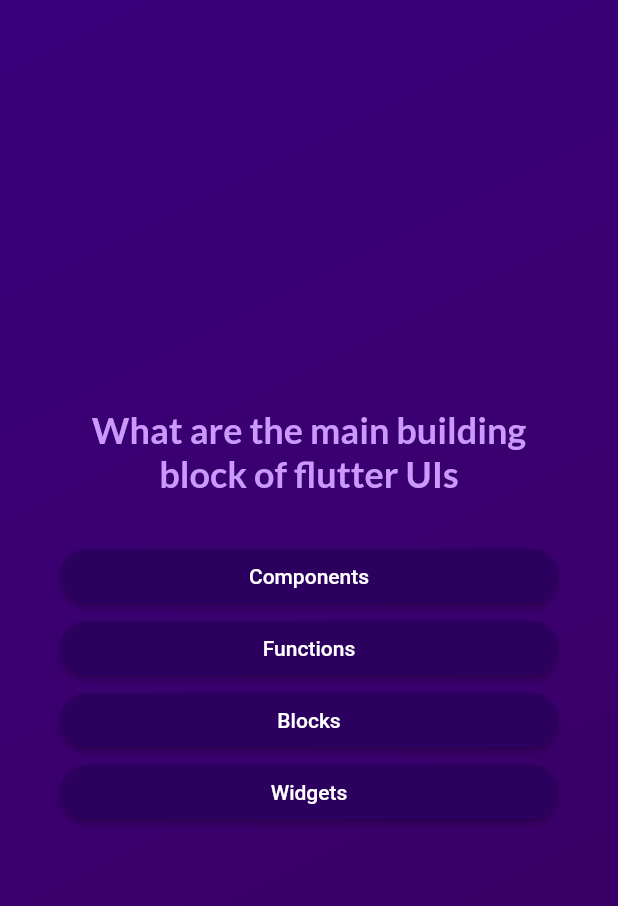
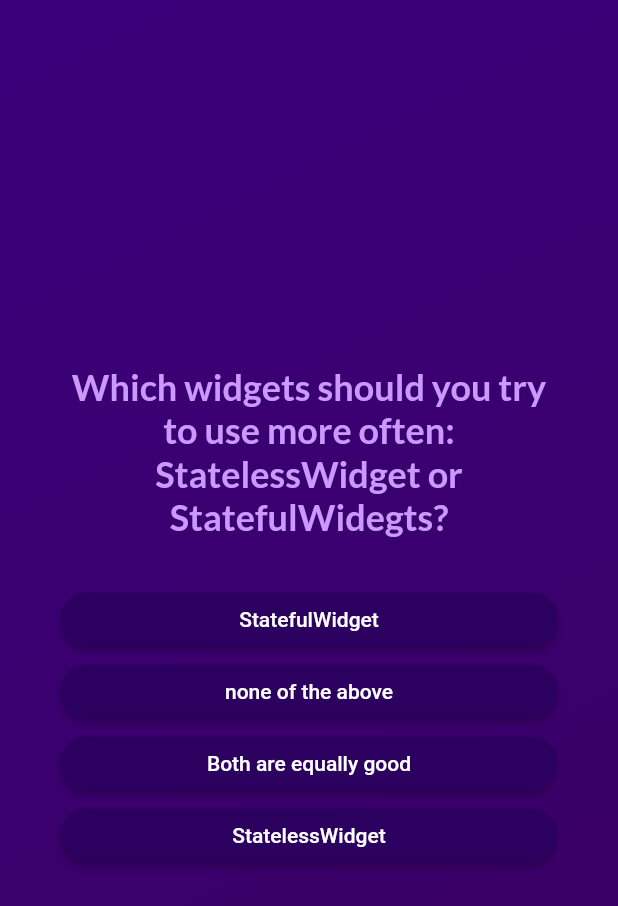
Before and after one commit to Wasisirshar/Quiz_App, a Flutter app: the screen it shows after launch, after a tap on "Start Quiz", after a tap on "Components", on a phone screen of 412 x 824 dp. Shown: the top 906 px of the screen. Run offline on Flutter 3.47's test engine with Material 2 defaults, Android fonts, the phone set to English and light mode, and no system bars; our stand-ins replace google_fonts.

Commit message:
added fuction to  choose answer

```diff
--- a/lib/data/question.dart
+++ b/lib/data/question.dart
@@ -4,7 +4,7 @@
   QuizQuestion(
     'What are the main building block of flutter UIs',
     [
-      'Widgets',
+      'Wid gets',
       'Components',
       'Blocks',
       'Functions',
--- a/lib/questions_screen.dart
+++ b/lib/questions_screen.dart
@@ -4,7 +4,9 @@
 import 'package:google_fonts/google_fonts.dart';
 
 class QuestionsScreen extends StatefulWidget {
-  const QuestionsScreen({super.key});
+  const QuestionsScreen({super.key, required this.onSelectAnswer});
+
+  final void Function(String answer) onSelectAnswer;
 
   @override
   State<QuestionsScreen> createState() {
@@ -13,9 +15,20 @@
 }
 
 class _QuestionsScreenState extends State<QuestionsScreen> {
+  var currentQuestionIndex = 0;
+
+  void answerQuestion(String selectedAnswer) {
+    widget.onSelectAnswer(selectedAnswer);
+    //currentQuestionIndex += 1
+    // currentQuestionIndex = currentQuestionIndex + 1;
+    setState(() {
+      currentQuestionIndex++;
+    });
+  }
+
   @override
   Widget build(context) {
-    final currentQuestion = questions[0];
+    final currentQuestion = questions[currentQuestionIndex];
 
     return SizedBox(
       width: double.infinity,
@@ -37,7 +50,12 @@
               height: 30,
             ),
             ...currentQuestion.getShuffledAnswers().map((answer) {
-              return AnswerButton(answerText: answer, onTap: () {});
+              return AnswerButton(
+                answerText: answer,
+                onTap: () {
+                  answerQuestion(answer);
+                },
+              );
             }),
           ],
         ),
--- a/lib/quiz.dart
+++ b/lib/quiz.dart
@@ -1,4 +1,5 @@
 import 'package:flutter/material.dart';
+import 'package:quiz_app/data/question.dart';
 import 'package:quiz_app/questions_screen.dart';
 import 'package:quiz_app/start_screen.dart';
 
@@ -12,6 +13,7 @@
 }
 
 class _QuizState extends State<Quiz> {
+  List<String> selectedAnswers = [];
   var activeScreen = 'start-screen';
 
   void switchScreen() {
@@ -20,12 +22,25 @@
     });
   }
 
+  void chooseAnswer(String answer) {
+    selectedAnswers.add(answer);
+
+    if (selectedAnswers.length == questions.length) {
+      setState(() {
+        selectedAnswers = [];
+        activeScreen = 'start-screen';
+      });
+    }
+  }
+
   @override
   Widget build(context) {
     Widget screenWidget = StartScreen(switchScreen);
     //If approch for chnge the state conditionaly
     if (activeScreen == 'question-screen') {
-      screenWidget = const QuestionsScreen();
+      screenWidget = QuestionsScreen(
+        onSelectAnswer: chooseAnswer,
+      );
     }
 
     //Ternery approch
```
